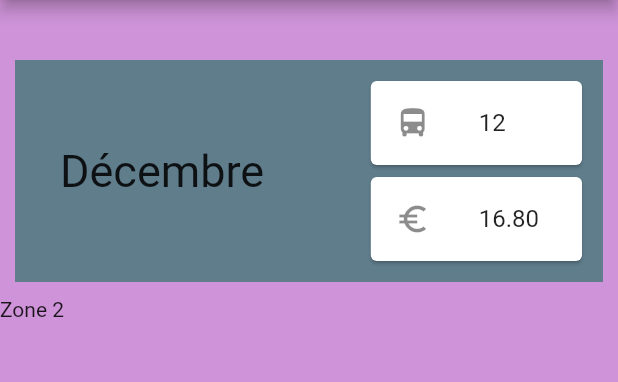
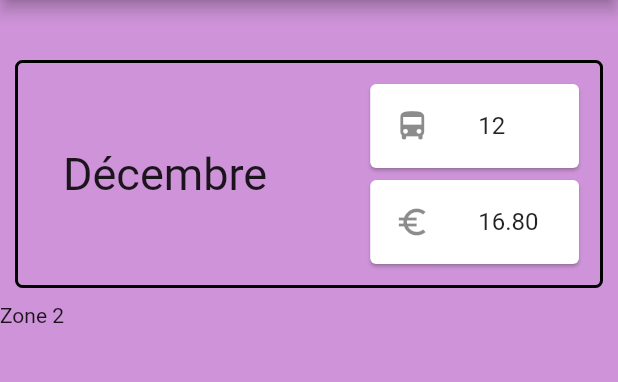
Before and after one commit to jmarcm/gestbus_flutter, a Flutter app: the screen it shows after launch, on a phone screen of 412 x 824 dp, the part 84-466 px from its top. Run offline on Flutter 3.47's test engine with Material 2 defaults, Android fonts, the phone set to English and light mode, and no system bars.

Commit message:
Ajoute une bordure

```diff
--- a/lib/main.dart
+++ b/lib/main.dart
@@ -24,7 +24,13 @@ class Gestbus extends StatelessWidget {
               Container(
                 margin: EdgeInsets.all(10.0),
                 padding: EdgeInsets.all(10.0),
-                color: Colors.blueGrey,
+                decoration: BoxDecoration(
+                  border: Border.all(width: 2.0),
+                  borderRadius: BorderRadius.all(
+                    Radius.circular(5.0),
+                  ),
+                ),
+//                color: Colors.blueGrey,
                 child: Row(
                   children: <Widget>[
                     Expanded(
```
